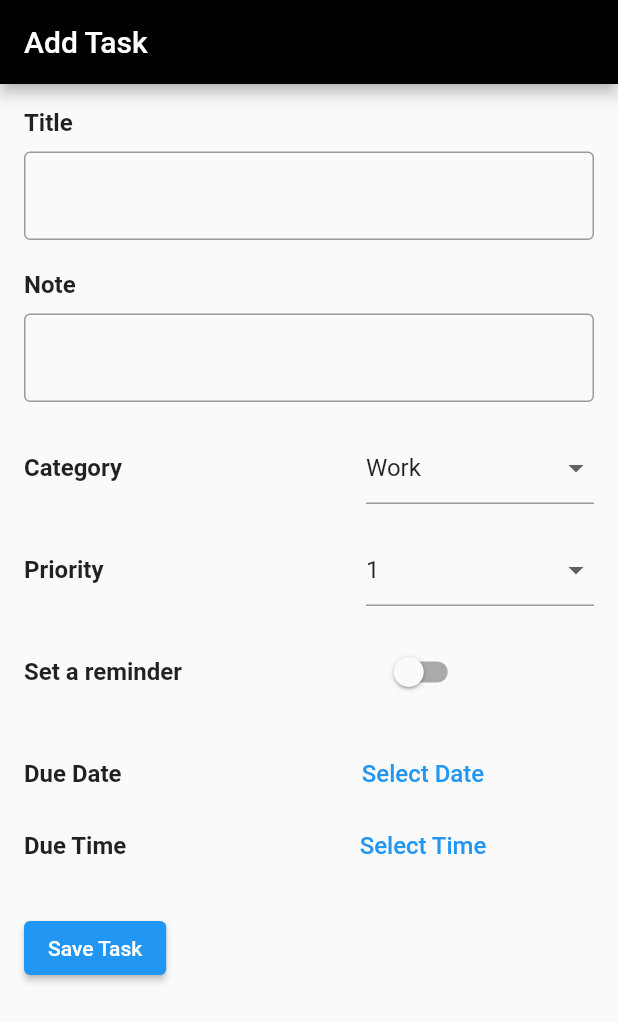
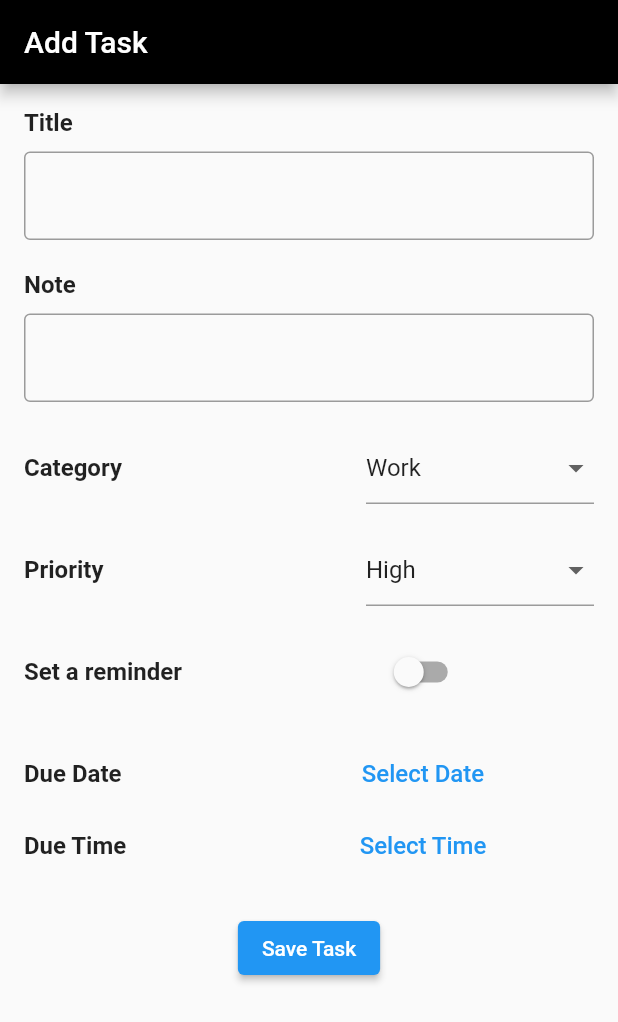
Before and after one commit to indezah/taskapolis, a Flutter app: the screen it shows once a user with an empty profile is signed in, after a tap on "Add Task", on a phone screen of 412 x 824 dp. Shown: the top 1022 px of the screen. Run offline on Flutter 3.47's test engine with Material 2 defaults, Android fonts, the phone set to English and light mode, and no system bars; our stand-ins replace cloud_firestore, firebase_auth, firebase_core; accounts and stored records are empty; network calls fail.

Commit message:
add tasks to tasks

```diff
--- a/lib/pages/addTask.dart
+++ b/lib/pages/addTask.dart
@@ -9,7 +9,7 @@ class AddTask extends StatefulWidget {
 
 class _AddTaskState extends State<AddTask> {
   String selectedCategory = 'Work';
-  int selectedPriority = 1; // Initialize with a default value
+  String selectedPriority = "High"; // Initialize with a default value
   bool isReminderSet = false;
   DateTime? selectedDueDate; // Declare as class-level variables
   TimeOfDay? selectedDueTime;
@@ -18,6 +18,11 @@ class _AddTaskState extends State<AddTask> {
   final TextEditingController titleController = TextEditingController();
   final TextEditingController notesController = TextEditingController();
   GlobalKey<FormState> _formKey = GlobalKey<FormState>();
+
+
+String timeOfDayToString(TimeOfDay timeOfDay) {
+    return '${timeOfDay.hour}:${timeOfDay.minute}';
+  }
 
   Future<void> _selectDate(BuildContext context) async {
     final DateTime? pickedDate = await showDatePicker(
@@ -66,22 +71,25 @@ class _AddTaskState extends State<AddTask> {
       }
 
       // Create a map with the task data
+       final Timestamp dueDateTimestamp = Timestamp.fromDate(dueDate!);
+    final dueTimeAsString = timeOfDayToString(dueTime!);
+
       Map<String, dynamic> taskData = {
         'category': selectedCategory,
           'completed': false,
           'notes': notesController.text.isEmpty ? '' : notesController.text,
-        // if(selectedPriority)
           'priority': selectedPriority,
-        'timestamp': FieldValue.serverTimestamp(),
+          'timestamp': dueDateTimestamp,
+          'duetime': dueTimeAsString, // Store the TimeOfDay as a string
+          // 'timestamp': FieldValue.serverTimestamp(),
           'title': titleController.text,
           'uid': user.uid,
+          'isReminderSet': isReminderSet,
       };
 
       // Add the task data to Firestore under the 'tasks' collection and the user's ID
       try {
         await FirebaseFirestore.instance
-            .collection('users')
-            .doc(user.uid)
             .collection('tasks')
             .add(taskData);
       } catch (e) {
@@ -228,31 +236,31 @@ class _AddTaskState extends State<AddTask> {
                     ),
                     Expanded(
                       flex: 2,
-                      child: DropdownButtonFormField<int>(
+                      child: DropdownButtonFormField<String>(
                         value: selectedPriority,
-                        onChanged: (int? newValue) {
+                        onChanged: (String? newValue) {
                           setState(() {
-                            selectedPriority = newValue ?? 1;
+                            selectedPriority = newValue ?? "High"; // Assign a default value if null
                           });
                         },
           validator: (value) {
-                          if (value == null) {
+            if (value == null || value.isEmpty) {
               return 'Priority is required';
             }
             return null;
           },
-                        items: <DropdownMenuItem<int>>[
-                          DropdownMenuItem<int>(
-                            value: 1,
-                            child: Text('1'),
+          items: <DropdownMenuItem<String>>[
+            DropdownMenuItem<String>(
+              value: "High",
+              child: Text('High'),
             ),
-                          DropdownMenuItem<int>(
-                            value: 2,
-                            child: Text('2'),
+            DropdownMenuItem<String>(
+              value: "Medium",
+              child: Text('Medium'),
             ),
-                          DropdownMenuItem<int>(
-                            value: 3,
-                            child: Text('3'),
+            DropdownMenuItem<String>(
+              value: "Low",
+              child: Text('Low'),
             ),
           ],
         ),
@@ -350,9 +358,12 @@ class _AddTaskState extends State<AddTask> {
                   ],
                 ),
                 SizedBox(height: 20.0),
-                ElevatedButton(
+
+                Center(
+                child: ElevatedButton(
                   onPressed: _saveTask,
                   child: Text('Save Task'),
+                ),
               ),
               ],
             ),
```
Lines whose indentation alone changed are shown as unchanged.
